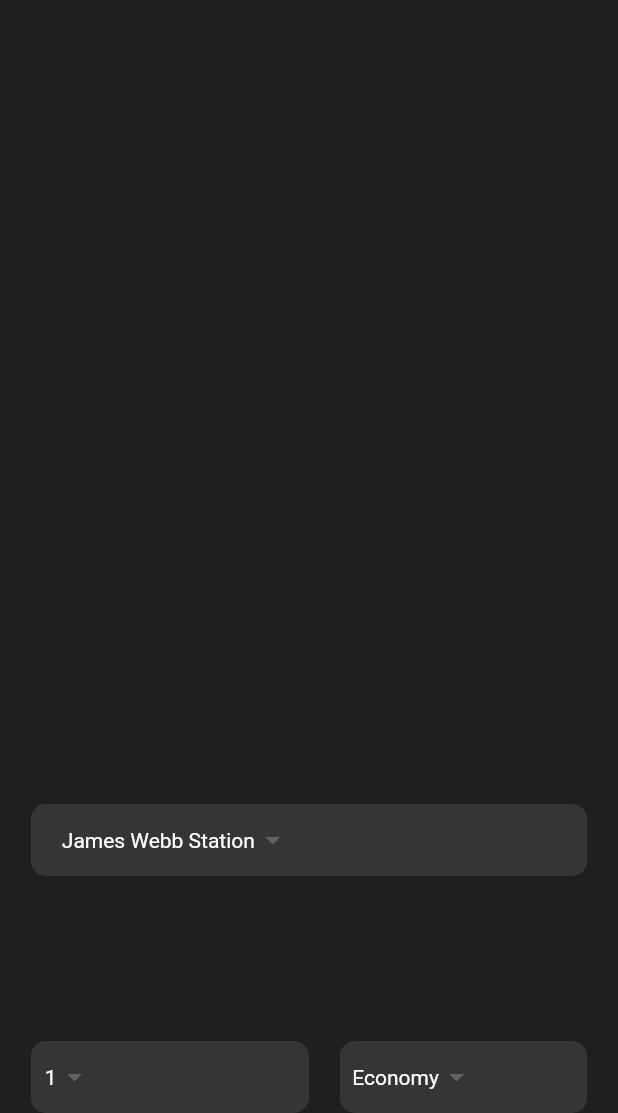
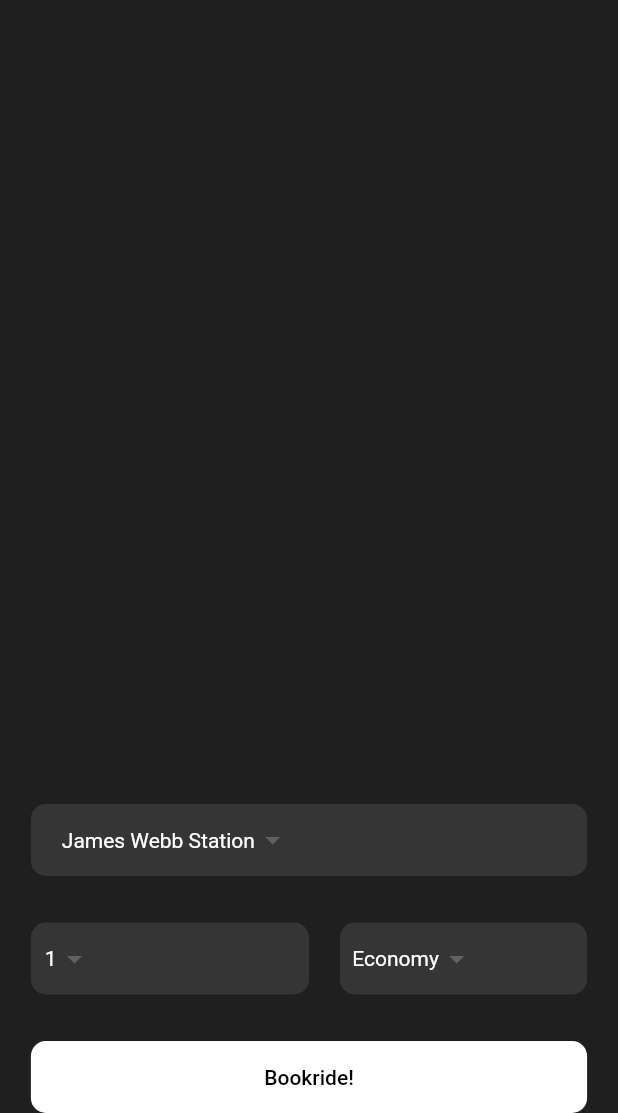
Before and after one commit to sakurakotubaki/FlutterWidget, a Flutter app: the screen it shows after launch, on a phone screen of 412 x 824 dp, the part 123-1236 px from its top. Run offline on Flutter 3.47's test engine with Material 2 defaults, Android fonts, the phone set to English and light mode, and no system bars.

Commit message:
button style OK

```diff
--- a/lib/pages/home_page.dart
+++ b/lib/pages/home_page.dart
@@ -68,7 +68,8 @@ class HomePage extends StatelessWidget {
         crossAxisAlignment: CrossAxisAlignment.center,
         children: [
           _destionationDropDownWidget(),
-          _travellersInformationWidget()
+          _travellersInformationWidget(),
+          _rideButton(),
         ],
       ),
     );
@@ -101,4 +102,13 @@ class HomePage extends StatelessWidget {
       ],
     );
   }
+
+  // 読むボタン
+  Widget _rideButton() {
+    return Container(
+      width: _deviceWidth,
+      decoration: BoxDecoration(color: Colors.white, borderRadius: BorderRadius.circular(10),),
+      child: MaterialButton(onPressed: (){}, child: const Text("Bookride!", style: TextStyle(color: Colors.black),),),
+    );
+  }
 }
```
